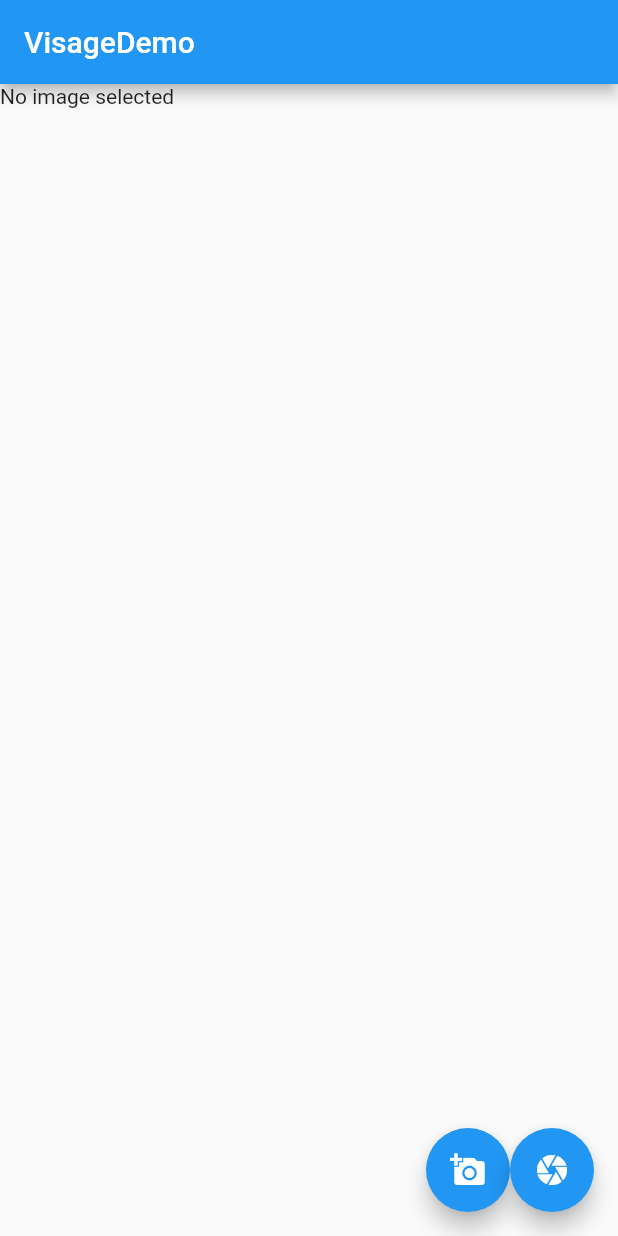
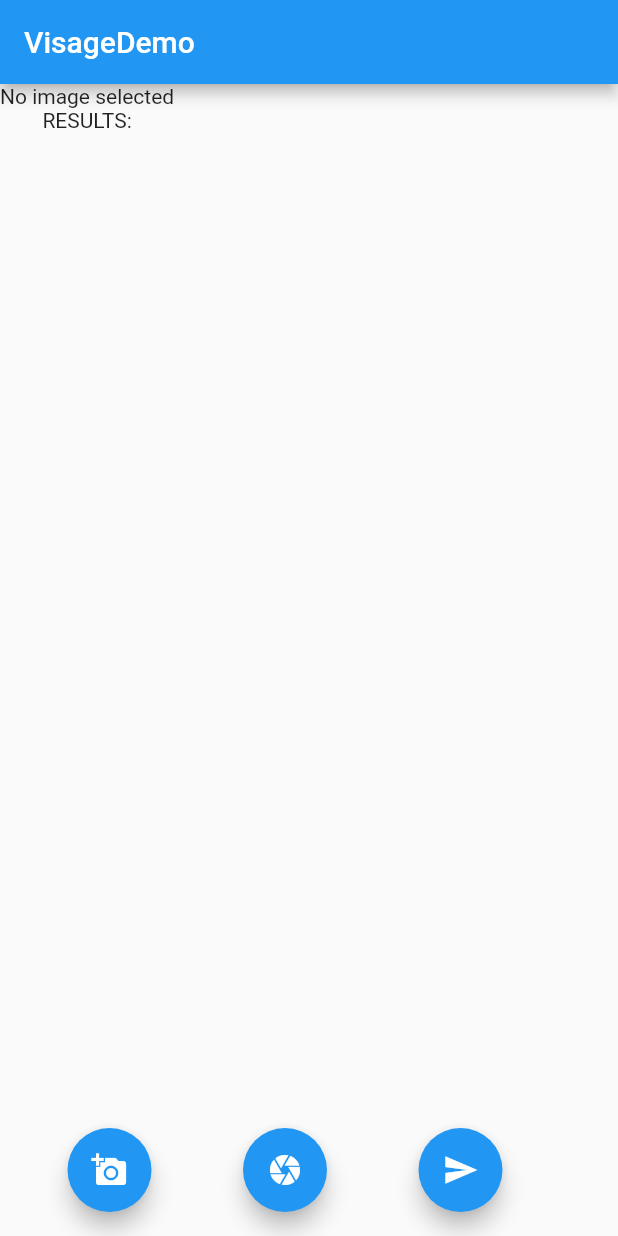
Before and after one commit to Mihael283/FlutterModelTestApp, a Flutter app: the screen it shows after launch, on a phone screen of 412 x 824 dp. Run offline on Flutter 3.47's test engine with Material 2 defaults, Android fonts, the phone set to English and light mode, and no system bars; our stand-ins replace image_picker.

Commit message:
Final update

```diff
--- a/lib/main.dart
+++ b/lib/main.dart
@@ -84,6 +84,8 @@ class _MyHomePageState extends State<MyHomePage> {
     }
   }
 
+
+
   @override
   Widget build(BuildContext context) {
     return Scaffold(
@@ -99,25 +101,40 @@ class _MyHomePageState extends State<MyHomePage> {
                 image != null ? Image.file(image!, width: 400,height: 400,): Text("No image selected"),
               ],
             ),
-          ),]
+          ),
+            Container(
+              child: Column(
+                mainAxisAlignment: MainAxisAlignment.start,
+                crossAxisAlignment: CrossAxisAlignment.start,
+                children: [
+                  const Text("RESULTS:")
+                ],
+              ),
+            ),]
           ),
 
 
       floatingActionButton:
-      Row(mainAxisAlignment: MainAxisAlignment.end, children:[
+      Row(mainAxisAlignment: MainAxisAlignment.spaceEvenly, children:[
           FloatingActionButton(
           child: Icon(Icons.add_a_photo),
           onPressed: () {
             pickImage();
           }
           ),
+
           FloatingActionButton(
               child: Icon(Icons.camera),
               onPressed: () {
                 pickImageC();
               }
           ),
-
+          FloatingActionButton(
+              child: Icon(Icons.send),
+              onPressed: () {
+                pickImageC();
+              }
+          ),
        ] //Children
       ),
     );
```
